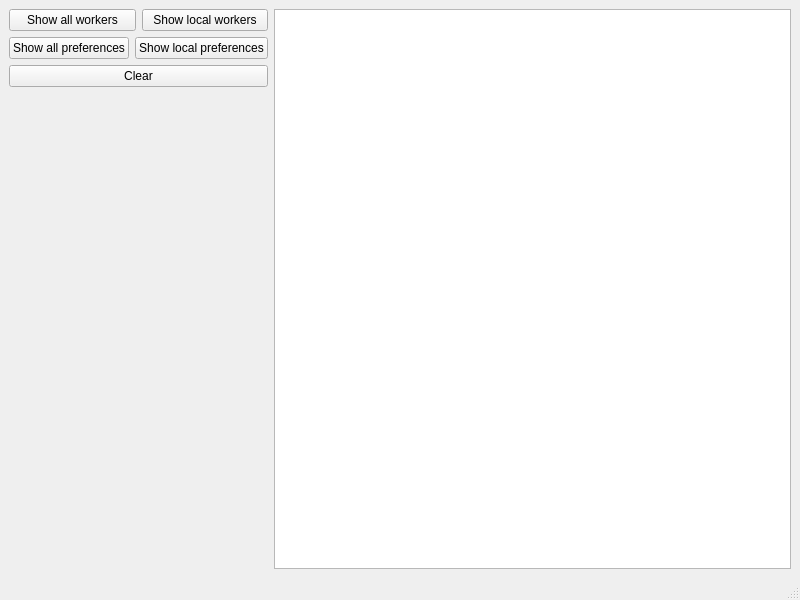
First picture: the form in App/ui/main_window.ui, repository CzupakAdrian/CompanyDatabase, before the edit.
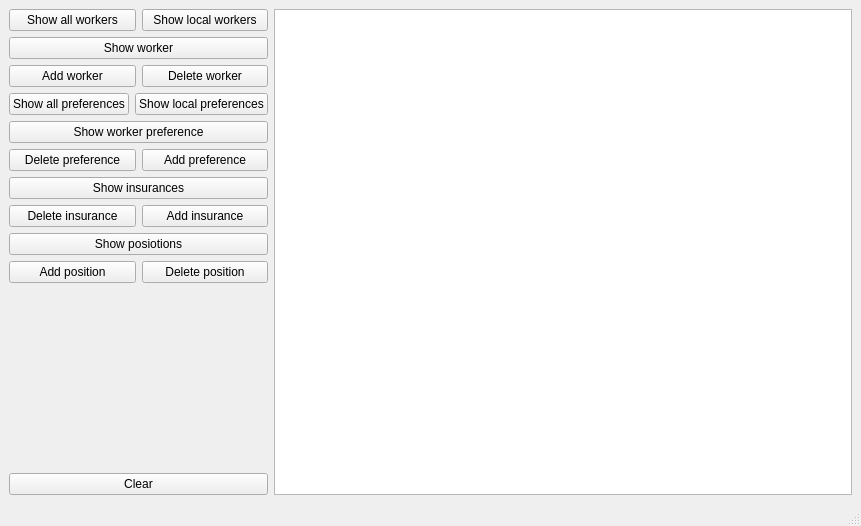
Second picture: the form after the edit.

Commit message: Add new buttons, prepare slots

What changed in the file:
```diff
--- a/App/ui/main_window.ui
+++ b/App/ui/main_window.ui
@@ -6,8 +6,8 @@
    <rect>
     <x>0</x>
     <y>0</y>
-    <width>800</width>
-    <height>600</height>
+    <width>861</width>
+    <height>526</height>
    </rect>
   </property>
   <property name="windowTitle">
@@ -16,9 +16,11 @@
   <widget class="QWidget" name="centralwidget">
    <layout class="QGridLayout" name="gridLayout">
     <item row="0" column="0">
+     <layout class="QVBoxLayout" name="verticalLayout_5">
+      <item>
      <layout class="QVBoxLayout" name="verticalLayout">
       <item>
-       <layout class="QHBoxLayout" name="horizontalLayout_3">
+         <layout class="QHBoxLayout" name="horizontalLayout">
         <item>
          <widget class="QPushButton" name="show_all_workers_btn">
           <property name="text">
@@ -36,7 +38,36 @@
        </layout>
       </item>
       <item>
-       <layout class="QHBoxLayout" name="horizontalLayout_4">
+         <widget class="QPushButton" name="show_worker_btn">
+          <property name="text">
+           <string>Show worker</string>
+          </property>
+         </widget>
+        </item>
+        <item>
+         <layout class="QHBoxLayout" name="horizontalLayout_2">
+          <item>
+           <widget class="QPushButton" name="add_worker_btn">
+            <property name="text">
+             <string>Add worker</string>
+            </property>
+           </widget>
+          </item>
+          <item>
+           <widget class="QPushButton" name="delete_worker_btn">
+            <property name="text">
+             <string>Delete worker</string>
+            </property>
+           </widget>
+          </item>
+         </layout>
+        </item>
+       </layout>
+      </item>
+      <item>
+       <layout class="QVBoxLayout" name="verticalLayout_2">
+        <item>
+         <layout class="QHBoxLayout" name="horizontalLayout_3">
         <item>
          <widget class="QPushButton" name="show_all_preferences_btn">
           <property name="text">
@@ -54,11 +85,87 @@
        </layout>
       </item>
       <item>
-       <widget class="QPushButton" name="clear_btn">
+         <widget class="QPushButton" name="show_worker_preference_btn">
         <property name="text">
-         <string>Clear</string>
-        </property>
-       </widget>
+           <string>Show worker preference</string>
+          </property>
+         </widget>
+        </item>
+        <item>
+         <layout class="QHBoxLayout" name="horizontalLayout_4">
+          <item>
+           <widget class="QPushButton" name="delete_preference_btn">
+            <property name="text">
+             <string>Delete preference</string>
+            </property>
+           </widget>
+          </item>
+          <item>
+           <widget class="QPushButton" name="add_preference_btn">
+            <property name="text">
+             <string>Add preference</string>
+            </property>
+           </widget>
+          </item>
+         </layout>
+        </item>
+       </layout>
+      </item>
+      <item>
+       <layout class="QVBoxLayout" name="verticalLayout_3">
+        <item>
+         <widget class="QPushButton" name="show_insurances_btn">
+          <property name="text">
+           <string>Show insurances</string>
+          </property>
+         </widget>
+        </item>
+        <item>
+         <layout class="QHBoxLayout" name="horizontalLayout_5">
+          <item>
+           <widget class="QPushButton" name="delete_insurance_btn">
+            <property name="text">
+             <string>Delete insurance</string>
+            </property>
+           </widget>
+          </item>
+          <item>
+           <widget class="QPushButton" name="add_insurance_btn">
+            <property name="text">
+             <string>Add insurance</string>
+            </property>
+           </widget>
+          </item>
+         </layout>
+        </item>
+       </layout>
+      </item>
+      <item>
+       <layout class="QVBoxLayout" name="verticalLayout_4">
+        <item>
+         <widget class="QPushButton" name="show_positions_btn">
+          <property name="text">
+           <string>Show posiotions</string>
+          </property>
+         </widget>
+        </item>
+        <item>
+         <layout class="QHBoxLayout" name="horizontalLayout_6">
+          <item>
+           <widget class="QPushButton" name="add_position_btn">
+            <property name="text">
+             <string>Add position</string>
+            </property>
+           </widget>
+          </item>
+          <item>
+           <widget class="QPushButton" name="delete_position_btn">
+            <property name="text">
+             <string>Delete position</string>
+            </property>
+           </widget>
+          </item>
+         </layout>
       </item>
       <item>
        <spacer name="verticalSpacer">
@@ -75,6 +182,15 @@
       </item>
      </layout>
     </item>
+      <item>
+       <widget class="QPushButton" name="clear_btn">
+        <property name="text">
+         <string>Clear</string>
+        </property>
+       </widget>
+      </item>
+     </layout>
+    </item>
     <item row="0" column="1">
      <widget class="QTextEdit" name="textEdit"/>
     </item>
```
Left out of the diff: 2 changed lines with no effect on the pictures. Lines whose indentation alone changed are shown as unchanged. The commit also changes 4 other files.
